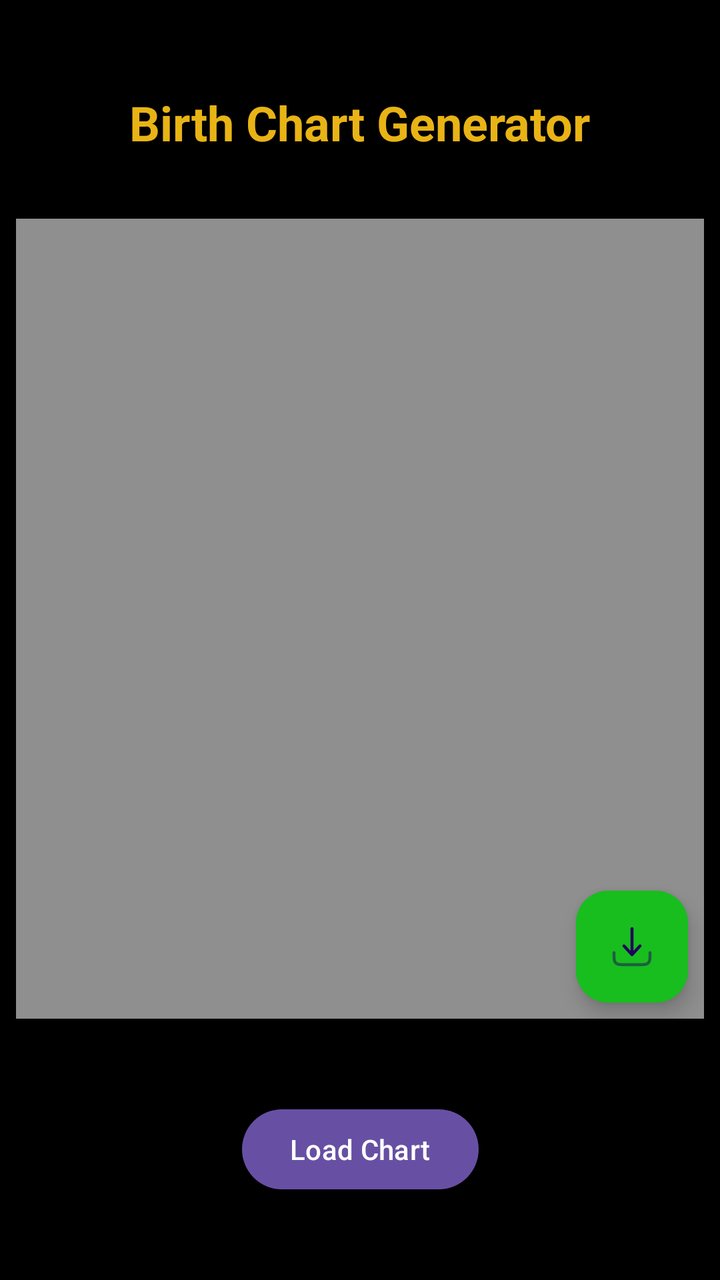
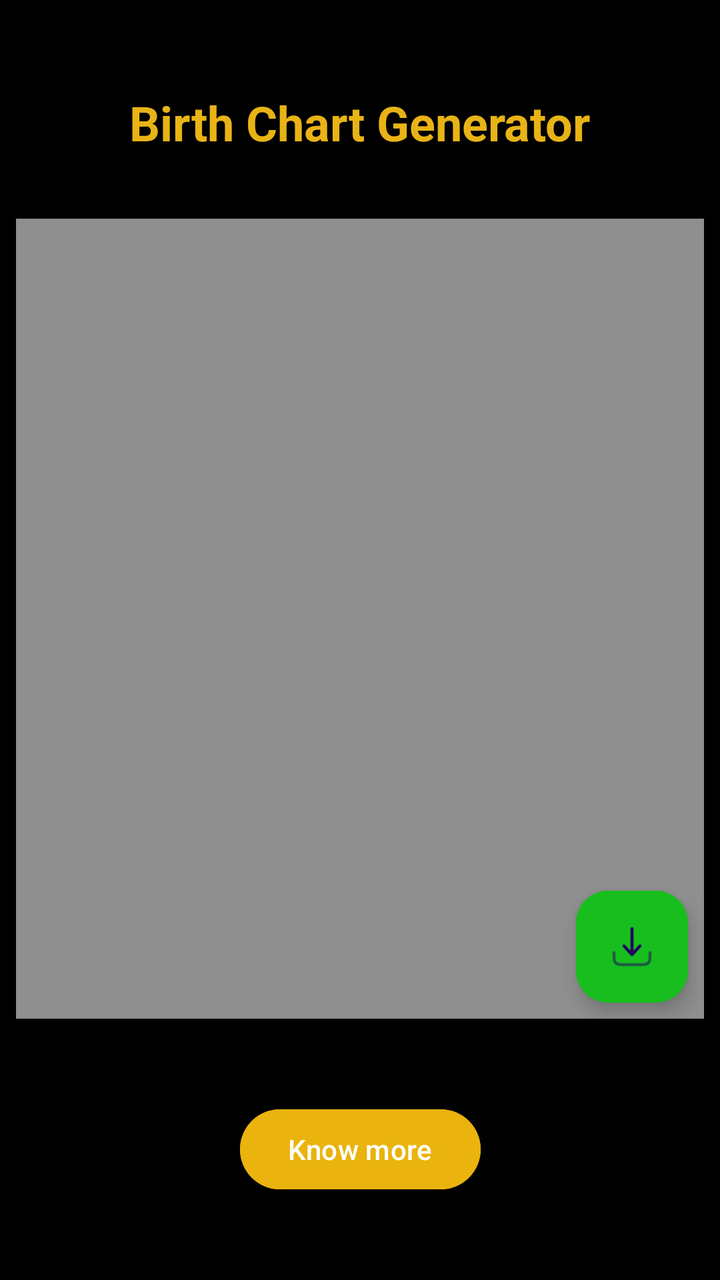

Two renders of the same Android screen: before a commit and after it. Below are the layout's source before the change and the commit's diff.
<!-- AndroidManifest.xml: application theme Theme.AstroChart -->
<!-- res/layout/activity_main.xml -->
<?xml version="1.0" encoding="utf-8"?>
<androidx.constraintlayout.widget.ConstraintLayout xmlns:android="http://schemas.android.com/apk/res/android"
    xmlns:app="http://schemas.android.com/apk/res-auto"
    xmlns:tools="http://schemas.android.com/tools"
    android:id="@+id/main"
    android:layout_width="match_parent"
    android:layout_height="match_parent"
    tools:context=".MainActivity"
    android:background="@color/black">

    <androidx.constraintlayout.widget.ConstraintLayout
        android:id="@+id/ui1"
        android:layout_width="match_parent"
        android:layout_height="match_parent"
        android:visibility="visible"
        app:layout_constraintBottom_toBottomOf="parent"
        app:layout_constraintEnd_toEndOf="parent"
        app:layout_constraintStart_toStartOf="parent"
        app:layout_constraintTop_toTopOf="parent">

        <TextView
            android:id="@+id/textView"
            android:layout_width="wrap_content"
            android:layout_height="wrap_content"
            android:text="@string/birth_chart_generator"
            app:layout_constraintEnd_toEndOf="parent"
            android:layout_marginTop="45dp"
            android:textSize="24sp"
            android:textStyle="bold"
            android:textColor="#E8B315"
            app:layout_constraintStart_toStartOf="parent"
            app:layout_constraintTop_toTopOf="parent" />

        <ImageView
            android:id="@+id/chartImageView"
            android:layout_width="match_parent"
            android:layout_height="400dp"
            android:layout_marginHorizontal="8dp"
            android:layout_marginTop="32dp"
            android:background="#8FFFFFFF"
            app:layout_constraintEnd_toEndOf="parent"
            app:layout_constraintStart_toStartOf="parent"
            app:layout_constraintTop_toBottomOf="@+id/textView" />

        <Button
            android:id="@+id/btn"
            android:layout_width="wrap_content"
            android:layout_height="wrap_content"
            android:text="@string/load_chart"
            app:layout_constraintBottom_toBottomOf="parent"
            app:layout_constraintEnd_toEndOf="parent"
            app:layout_constraintStart_toStartOf="parent"
            app:layout_constraintTop_toBottomOf="@+id/chartImageView" />

        <ProgressBar
            android:id="@+id/pBar"
            android:visibility="invisible"
            android:layout_width="wrap_content"
            android:layout_height="wrap_content"
            android:outlineSpotShadowColor="#4CAF50"
            app:layout_constraintBottom_toBottomOf="@+id/chartImageView"
            app:layout_constraintEnd_toEndOf="@+id/chartImageView"
            app:layout_constraintStart_toStartOf="@+id/chartImageView"
            app:layout_constraintTop_toTopOf="@+id/chartImageView" />

        <androidx.recyclerview.widget.RecyclerView
            android:id="@+id/rcv_regions"
            android:layout_width="wrap_content"
            android:layout_height="wrap_content"
            android:orientation="horizontal"
            android:layout_margin="8dp"
            android:visibility="visible"
            app:layout_constraintEnd_toEndOf="parent"
            app:layout_constraintStart_toStartOf="parent"
            app:layout_constraintTop_toBottomOf="@+id/chartImageView"
            tools:itemCount="1" />

        <com.google.android.material.floatingactionbutton.FloatingActionButton
            android:id="@+id/btn_download"
            android:layout_width="wrap_content"
            android:layout_height="wrap_content"
            android:layout_alignParentEnd="true"
            android:layout_alignParentBottom="true"
            android:layout_margin="8dp"
            android:layout_marginBottom="8dp"
            android:backgroundTint="#17BE1E"
            android:src="@drawable/ic_download"
            app:layout_constraintBottom_toBottomOf="@+id/chartImageView"
            app:layout_constraintEnd_toEndOf="@+id/chartImageView"
            android:contentDescription="@string/download_chart" />

    </androidx.constraintlayout.widget.ConstraintLayout>

    <RelativeLayout
        android:id="@+id/ui2"
        android:layout_width="match_parent"
        android:layout_height="match_parent"
        android:layout_marginTop="52dp"
        android:visibility="gone"
        app:layout_constraintBottom_toBottomOf="parent"
        app:layout_constraintEnd_toEndOf="parent"
        app:layout_constraintStart_toStartOf="parent"
        app:layout_constraintTop_toTopOf="parent">

        <EditText
            android:id="@+id/editTextName"
            android:layout_width="match_parent"
            android:layout_height="wrap_content"
            android:layout_margin="16dp"
            android:hint="Name"
            android:textColorHint="#868484"
            android:textColor="@color/white"
            android:inputType="text" />

        <Spinner
            android:id="@+id/spinnerGender"
            android:layout_width="match_parent"
            android:layout_height="wrap_content"
            android:layout_below="@id/editTextName"
            android:layout_margin="16dp"
            android:entries="@array/gender_options" />

        <TextView
            android:id="@+id/textViewBirthDate"
            android:layout_width="match_parent"
            android:layout_height="wrap_content"
            android:layout_below="@id/spinnerGender"
            android:layout_margin="16dp"
            android:textStyle="bold"
            android:textColor="#BEED11"
            android:text="@string/birth_date" />

        <Button
            android:id="@+id/buttonSelectDate"
            android:layout_width="wrap_content"
            android:layout_height="wrap_content"
            android:layout_below="@id/textViewBirthDate"
            android:layout_marginStart="16dp"
            android:text="Select Date" />

        <TextView
            android:id="@+id/textViewTime"
            android:layout_width="match_parent"
            android:layout_height="wrap_content"
            android:layout_below="@id/buttonSelectDate"
            android:layout_margin="16dp"
            android:textColor="#6FA0FF"
            android:textStyle="bold"
            android:text="Birth Time" />

        <Button
            android:id="@+id/buttonSelectTime"
            android:layout_width="wrap_content"
            android:layout_height="wrap_content"
            android:layout_below="@id/textViewTime"
            android:layout_marginStart="16dp"
            android:text="Select Time" />

        <EditText
            android:id="@+id/editTextLocation"
            android:layout_width="match_parent"
            android:layout_height="wrap_content"
            android:layout_below="@id/buttonSelectTime"
            android:layout_margin="16dp"
            android:textColor="@color/white"
            android:hint="Location"
            android:inputType="text" />

        <Button
            android:id="@+id/buttonSubmit"
            android:layout_width="wrap_content"
            android:layout_height="wrap_content"
            android:layout_below="@id/editTextLocation"
            android:layout_centerHorizontal="true"
            android:layout_marginTop="32dp"
            android:text="Submit" />

    </RelativeLayout>


</androidx.constraintlayout.widget.ConstraintLayout>
<!-- resources referenced by this layout -->
<resources>
  <string-array name="gender_options">
          <item>Male</item>
          <item>Female</item>
      </string-array>
  <color name="black">#FF000000</color>
  <color name="white">#FFFFFFFF</color>
  <!-- drawable ic_download (drawable) -->
  <vector xmlns:android="http://schemas.android.com/apk/res/android"
      android:width="800dp"
      android:height="800dp"
      android:viewportWidth="24"
      android:viewportHeight="24">
    <path
        android:pathData="M3,14.25C3.414,14.25 3.75,14.586 3.75,15C3.75,16.435 3.752,17.437 3.853,18.192C3.952,18.926 4.132,19.314 4.409,19.591C4.686,19.868 5.074,20.048 5.808,20.147C6.563,20.248 7.565,20.25 9,20.25H15C16.435,20.25 17.437,20.248 18.192,20.147C18.926,20.048 19.314,19.868 19.591,19.591C19.868,19.314 20.048,18.926 20.147,18.192C20.248,17.437 20.25,16.435 20.25,15C20.25,14.586 20.586,14.25 21,14.25C21.414,14.25 21.75,14.586 21.75,15V15.055C21.75,16.423 21.75,17.525 21.633,18.392C21.513,19.292 21.254,20.05 20.652,20.652C20.05,21.254 19.292,21.513 18.392,21.633C17.525,21.75 16.423,21.75 15.055,21.75H8.945C7.578,21.75 6.475,21.75 5.608,21.633C4.708,21.513 3.95,21.254 3.348,20.652C2.746,20.05 2.488,19.292 2.367,18.392C2.25,17.525 2.25,16.423 2.25,15.055C2.25,15.037 2.25,15.018 2.25,15C2.25,14.586 2.586,14.25 3,14.25Z"
        android:strokeAlpha="0.5"
        android:fillColor="#1C274C"
        android:fillType="evenOdd"
        android:fillAlpha="0.5"/>
    <path
        android:pathData="M12,16.75C12.211,16.75 12.411,16.662 12.554,16.506L16.553,12.131C16.833,11.825 16.812,11.351 16.506,11.071C16.2,10.792 15.726,10.813 15.446,11.119L12.75,14.068V3C12.75,2.586 12.414,2.25 12,2.25C11.586,2.25 11.25,2.586 11.25,3V14.068L8.554,11.119C8.274,10.813 7.8,10.792 7.494,11.071C7.188,11.351 7.167,11.825 7.446,12.131L11.446,16.506C11.589,16.662 11.789,16.75 12,16.75Z"
        android:fillColor="#1C274C"
        android:fillType="evenOdd"/>
  </vector>
  <string name="birth_chart_generator">Birth Chart Generator</string>
  <string name="birth_date">Birth Date</string>
  <string name="download_chart">Download Chart</string>
  <string name="load_chart">Load Chart</string>
  <style name="Theme.AstroChart" parent="Base.Theme.AstroChart" />
  <style name="Base.Theme.AstroChart" parent="Theme.Material3.DayNight.NoActionBar">
          
          
      </style>
</resources>

<!-- the commit's change to res/layout/activity_main.xml (unified diff, before → after) -->
@@ -46,7 +46,8 @@
             android:id="@+id/btn"
             android:layout_width="wrap_content"
             android:layout_height="wrap_content"
-            android:text="@string/load_chart"
+            android:text="@string/know_more"
+            android:backgroundTint="#EAB30D"
             app:layout_constraintBottom_toBottomOf="parent"
             app:layout_constraintEnd_toEndOf="parent"
             app:layout_constraintStart_toStartOf="parent"
<!-- resource entries referenced after the edit -->
@@ -26,7 +26,7 @@
   <string name="birth_chart_generator">Birth Chart Generator</string>
   <string name="birth_date">Birth Date</string>
   <string name="download_chart">Download Chart</string>
-  <string name="load_chart">Load Chart</string>
+  <string name="know_more">Know more</string>
   <style name="Theme.AstroChart" parent="Base.Theme.AstroChart" />
   <style name="Base.Theme.AstroChart" parent="Theme.Material3.DayNight.NoActionBar">
           
